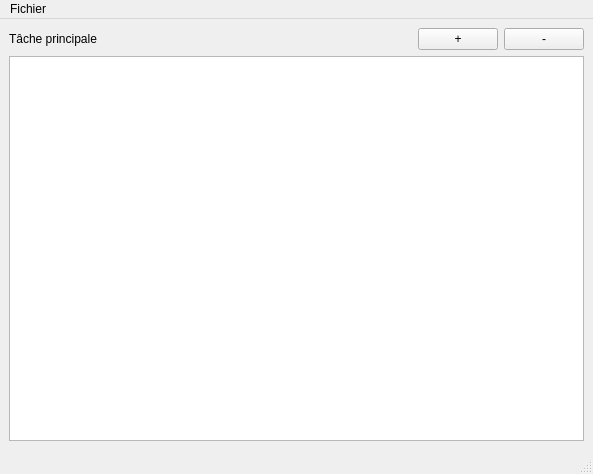
Above: maintodolist.ui from minaoh06/TodoList-Win before the change. Below: the same form after it.
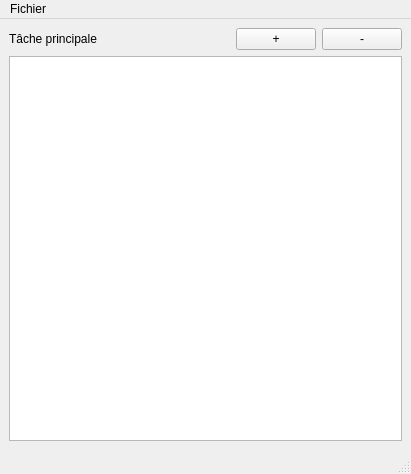
That is the form after the change. Icons and pictures are not drawn.

What changed in the file:
```diff
--- a/maintodolist.ui
+++ b/maintodolist.ui
@@ -12,7 +12,7 @@
    <rect>
     <x>0</x>
     <y>0</y>
-    <width>593</width>
+    <width>411</width>
     <height>474</height>
    </rect>
   </property>
@@ -99,7 +99,7 @@
     <rect>
      <x>0</x>
      <y>0</y>
-     <width>593</width>
+     <width>411</width>
      <height>21</height>
     </rect>
    </property>
```
Left out of the diff: 10 changed lines with no effect on the pictures.
